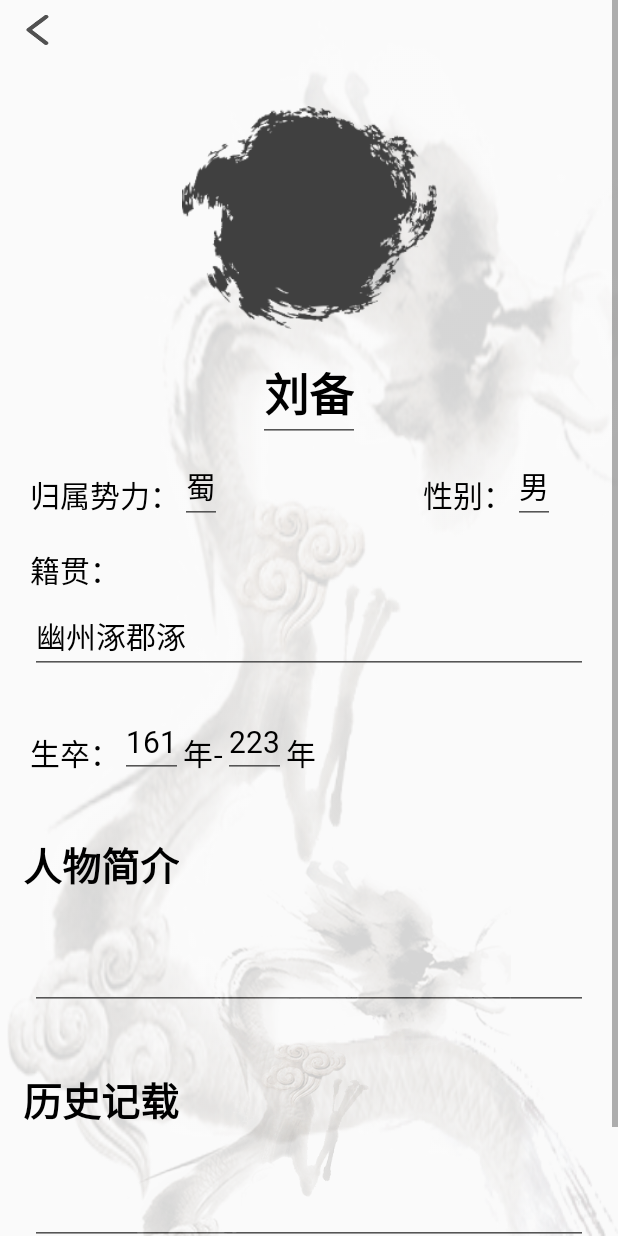
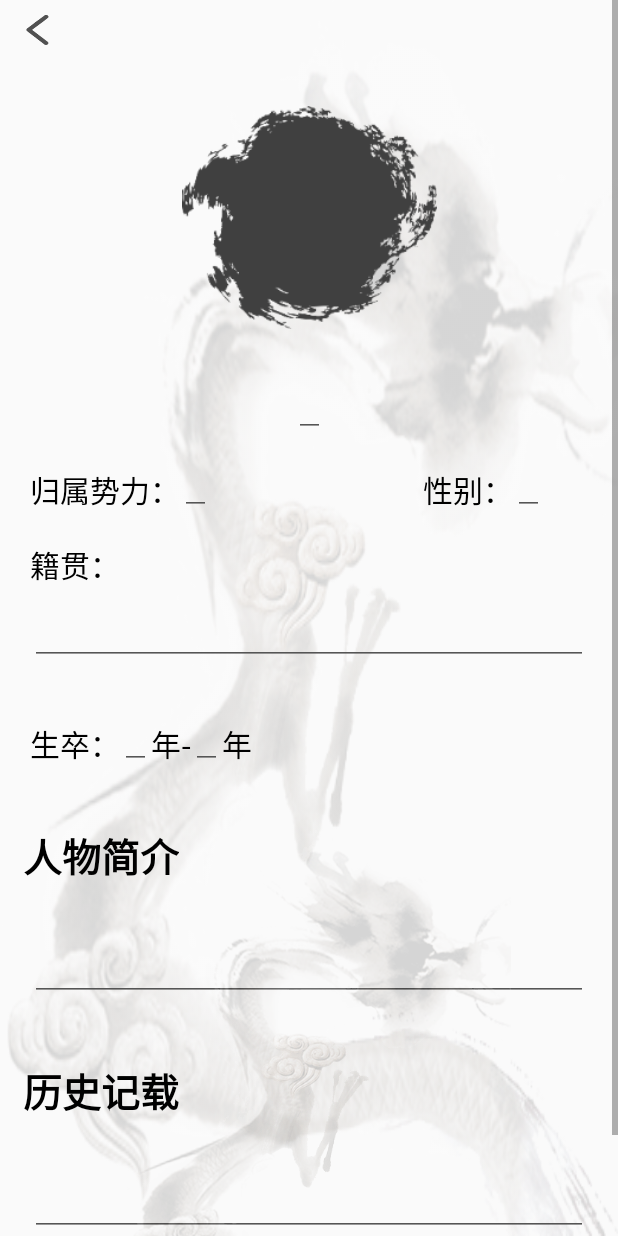
Before and after one commit to MegrezZhu/PeachGarden, an Android app: the layout modify.xml on its own in the app's theme, with its tools: preview values and no code run, on a phone screen of 412 x 824 dp. Run offline under Robolectric (Android 15) with nearby library versions, the phone set to English and light mode, and no system bars.

Commit message:
Addapage (#20)
add a page.

* done

```diff
--- a/PeachGarden/app/src/main/AndroidManifest.xml
+++ b/PeachGarden/app/src/main/AndroidManifest.xml
@@ -27,6 +27,7 @@
         <activity android:name=".UnlockSuccessActivity"/>
         <activity android:name=".AboutActivity"/>
         <activity android:name=".ModifyActivity"/>
+        <activity android:name=".AddActivity"/>
     </application>
 
 </manifest>
--- a/PeachGarden/app/src/main/java/com/zyuco/peachgarden/MainActivity.java
+++ b/PeachGarden/app/src/main/java/com/zyuco/peachgarden/MainActivity.java
@@ -59,7 +59,8 @@ public class MainActivity extends AppCompatActivity {
             public void onClick(View view) {
                 YoYo.with(Techniques.Pulse).duration(200).playOn(view);
                 Log.i(TAG, "add button clicked");
-                // TODO: goto add page
+                Intent intent = new Intent(MainActivity.this, AddActivity.class);
+                MainActivity.this.startActivity(intent);
             }
         });
 
--- a/PeachGarden/app/src/main/res/layout/modify.xml
+++ b/PeachGarden/app/src/main/res/layout/modify.xml
@@ -64,7 +64,7 @@
             android:textColor="#000"
             android:textSize="30sp"
             android:textStyle="bold"
-            android:text="刘备"
+            android:text=""
             android:theme="@style/MyEditText"
             android:maxLength="10"
             app:layout_constraintLeft_toLeftOf="parent"
@@ -90,7 +90,7 @@
             android:layout_marginTop="4dp"
             android:textColor="#000"
             android:textSize="20sp"
-            android:text="蜀"
+            android:text=""
             android:theme="@style/MyEditText"
             android:textCursorDrawable="@null"
             android:maxLength="2"
@@ -114,7 +114,7 @@
             android:layout_marginTop="4dp"
             android:textColor="#000"
             android:textSize="20sp"
-            android:text="男"
+            android:text=""
             android:theme="@style/MyEditText"
             android:maxLength="1"
             app:layout_constraintLeft_toRightOf="@+id/gender"
@@ -138,7 +138,7 @@
             android:layout_marginTop="4dp"
             android:textColor="#000"
             android:textSize="20sp"
-            android:text="幽州涿郡涿"
+            android:text=""
             android:maxLength="20"
             android:layout_marginLeft="20dp"
             android:layout_marginRight="20dp"
@@ -165,7 +165,7 @@
             android:layout_marginTop="21dp"
             android:textColor="#000"
             android:textSize="20sp"
-            android:text="161"
+            android:text=""
             android:theme="@style/MyEditText"
             android:maxLength="4"
             android:inputType="number"
@@ -189,7 +189,7 @@
             android:layout_marginTop="21dp"
             android:textColor="#000"
             android:textSize="20sp"
-            android:text="223"
+            android:text=""
             android:theme="@style/MyEditText"
             android:maxLength="4"
             android:inputType="number"
```
Also changed, not shown: PeachGarden/app/src/main/java/com/zyuco/peachgarden/AddActivity.java (added, +44 -0 lines).
